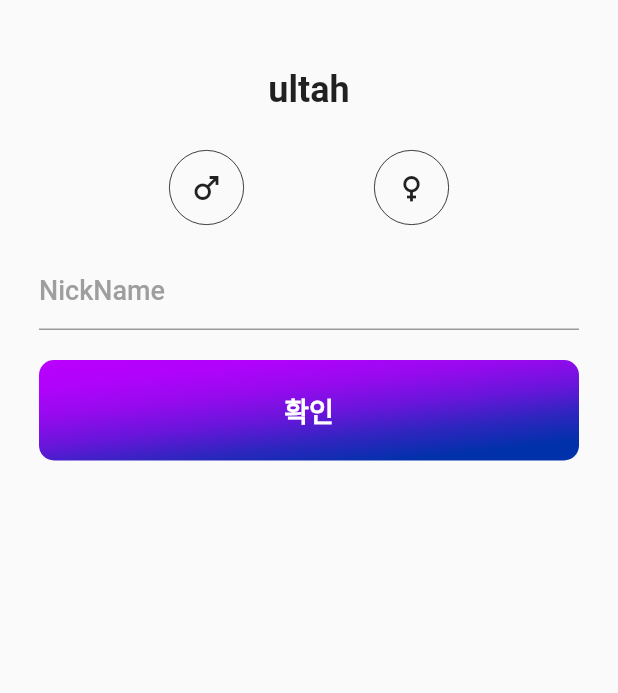
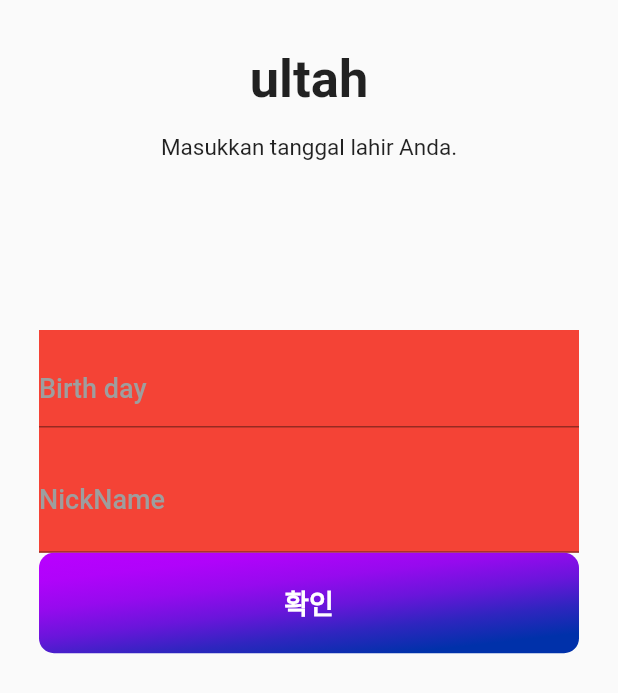
Before and after one commit to Munbear/kiffy-app-copy, a Flutter app: the SettingProfileScreen screen opened by its route, after a tap on "확인", on a phone screen of 412 x 824 dp. Shown: the top 693 px of the screen. Run offline on Flutter 3.47's test engine with Material 2 defaults, Android fonts, the phone set to English and light mode, and no system bars; our stand-ins replace easy_localization, firebase_auth, firebase_core, flutter_riverpod, go_router, google_sign_in and 1 more; accounts and stored records are empty.

Commit message:
프로필 설정 화면 작업중

```diff
--- a/lib/enums/gender_type.dart
+++ b/lib/enums/gender_type.dart
@@ -1,16 +1,14 @@
-import 'package:flutter/material.dart';
-
 enum GenderType { male, female }
 
 extension SelectedGender on GenderType {
-  Widget get gender {
+  String get gender {
     switch (this) {
       case GenderType.male:
-        return Icon(Icons.male_outlined);
+        return "laki";
       case GenderType.female:
-        return Icon(Icons.female_outlined);
+        return "cewek";
       default:
-        return Icon(Icons.person);
+        return "";
     }
   }
 }
--- a/lib/main.dart
+++ b/lib/main.dart
@@ -9,7 +9,9 @@ import 'package:easy_localization/easy_localization.dart';
 // 변경 라우팅 설정
 Future<void> main() async {
   WidgetsFlutterBinding.ensureInitialized();
+
   await initDefault();
+
   await EasyLocalization.ensureInitialized();
 
   runApp(
--- a/lib/view/screens/setting_profile_screen.dart
+++ b/lib/view/screens/setting_profile_screen.dart
@@ -19,29 +19,44 @@ class SettingProfileScreen extends ConsumerStatefulWidget {
 
 class _SettingProfileScreenState extends ConsumerState<SettingProfileScreen> {
   int currentNumber = 0;
-  bool isOpacityIntroduce = false;
-  bool isOpacityPhoto = false;
-  bool isOpacityBirth = false;
-  bool isOpacityName = false;
+  bool isShowedNickname = false;
+  bool isShowedBirth = false;
+  bool isShowedGender = false;
+  bool isShowedIntroduce = false;
+  bool isShowedPhoto = false;
 
   // 이름을
-  String guideText = "nama";
+  String title = "nama";
+  String guideText = "Dengan nama yang diatur di profil KIFFY, Tidak dapat diubah setelah ini.";
 
-  void upDateGuodeText() {
+  void upDateGuideText() {
     setState(() {
+      //이름
+      if (currentNumber == 0) title;
+
       // 생년월일
-      if (currentNumber == 1) guideText = "ultah";
+      if (currentNumber == 1) title = "ultah";
+      if (currentNumber == 1) guideText = "Masukkan tanggal lahir Anda.";
+
       // 성별
-      if (currentNumber == 2) guideText = "jenis kelamin";
-      // if (currentNumber == 3) guideText = "사진을 등록해 주세요";
-      // if (currentNumber == 4) guideText = "자기소개를 작성해 주세요";
+      if (currentNumber == 2) title = "jenis kelamin";
+      if (currentNumber == 2) guideText = "Silakan pilih jenis kelamin.";
+
+      // 사진
+      // if (currentNumber == 3) title = "사진을 등록해 주세요";
+      // 자기소개
+      // if (currentNumber == 4) title = "자기소개를 작성해 주세요";
     });
   }
 
   void showNextStep() {
     setState(() {
-      if (currentNumber == 1) isOpacityName = !isOpacityName;
-      if (currentNumber == 2) isOpacityBirth = !isOpacityBirth;
+      // 닉네임
+      if (currentNumber == 0) isShowedNickname = !isShowedNickname;
+      // 생년월일
+      if (currentNumber == 1) isShowedBirth = !isShowedBirth;
+      // 성별
+      if (currentNumber == 2) isShowedGender = !isShowedGender;
       // if (currentNumber == 3) isOpacityPhoto = !isOpacityPhoto;
       // if (currentNumber == 4) isOpacityIntroduce = !isOpacityIntroduce;
     });
@@ -55,19 +70,32 @@ class _SettingProfileScreenState extends ConsumerState<SettingProfileScreen> {
           padding: const EdgeInsets.symmetric(horizontal: 26, vertical: 20),
           child: Column(
             children: [
-              Container(
-                // color: Colors.red,
-                height: 80,
-                child: Center(
-                  child: Text(
-                    guideText,
-                    style: const TextStyle(fontSize: 24, fontWeight: FontWeight.bold),
-                  ),
+              SizedBox(
+                height: 100,
+                child: Column(
+                  mainAxisAlignment: MainAxisAlignment.center,
+                  children: [
+                    Center(
+                      child: Text(
+                        title,
+                        style: const TextStyle(fontSize: 35, fontWeight: FontWeight.bold),
+                      ),
+                    ),
+                    const SizedBox(height: 16),
+                    Center(
+                      child: Text(
+                        guideText,
+                        textAlign: TextAlign.center,
+                      ),
+                    ),
+                  ],
                 ),
               ),
+              const SizedBox(height: 100),
               Form(
                 child: Expanded(
-                  child: SingleChildScrollView(
+                  child: Container(
+                    color: Colors.red,
                     child: Column(
                       children: [
                         // // 자기소개
@@ -77,13 +105,16 @@ class _SettingProfileScreenState extends ConsumerState<SettingProfileScreen> {
                         // SelectedPhotos(isOpacity: isOpacityPhoto),
 
                         // 성별 선택 :: 테스트
-                        const SelectedGender(),
+                        SelectedGender(isShowed: isShowedGender),
 
                         // 생년월일
-                        AddBirthTextForm(hinText: "Birth day", labelText: "Birth day", isOpacity: isOpacityBirth),
+                        AddBirthTextForm(hinText: "Birth day", labelText: "Birth day", isShowed: isShowedBirth),
 
-                        // 닉네임
-                        SettingNickName(hinText: "NickName", labelText: "NickName", isOpacity: isOpacityName),
+                        // 닉네임 기본으로 보여줌
+                        const SettingNickName(
+                          hinText: "NickName",
+                          labelText: "NickName", /*isShowed: isShowedNickname*/
+                        ),
                       ],
                     ),
                   ),
@@ -94,7 +125,7 @@ class _SettingProfileScreenState extends ConsumerState<SettingProfileScreen> {
                   setState(() {
                     currentNumber++;
                     showNextStep();
-                    upDateGuodeText();
+                    upDateGuideText();
                   });
                 },
                 child: const ConfirmButton(text: "확인"),
--- a/lib/view/widgets/setting_profile/selected_gender.dart
+++ b/lib/view/widgets/setting_profile/selected_gender.dart
@@ -4,7 +4,9 @@ import 'package:flutter_riverpod/flutter_riverpod.dart';
 import '../../../enums/gender_type.dart';
 
 class SelectedGender extends ConsumerStatefulWidget {
-  const SelectedGender({super.key});
+  final bool isShowed;
+
+  const SelectedGender({super.key, required this.isShowed});
 
   @override
   ConsumerState<ConsumerStatefulWidget> createState() => _SelectedGenderState();
@@ -13,28 +15,40 @@ class SelectedGender extends ConsumerStatefulWidget {
 class _SelectedGenderState extends ConsumerState<SelectedGender> {
   @override
   Widget build(BuildContext context) {
-    return Row(
+    return AnimatedOpacity(
+      opacity: widget.isShowed ? 1.0 : 0.0,
+      duration: const Duration(milliseconds: 300),
+      child: Offstage(
+        offstage: !widget.isShowed,
+        child: AnimatedContainer(
+          duration: const Duration(milliseconds: 200),
+          margin: const EdgeInsets.symmetric(vertical: 15),
+          height: widget.isShowed ? 50 : 0,
+          decoration: BoxDecoration(border: Border.all(color: Colors.red)),
+          child: Row(
             mainAxisAlignment: MainAxisAlignment.spaceEvenly,
             children: GenderType.values.map(
               (item) {
                 return Container(
-            width: 50,
-            height: 50,
+                  padding: const EdgeInsets.symmetric(vertical: 11),
+                  width: 140,
+                  height: 44,
                   decoration: BoxDecoration(
-              border: Border.all(color: Colors.black, width: 0.5),
-              borderRadius: const BorderRadius.all(Radius.circular(50)),
+                    borderRadius: BorderRadius.circular(7),
+                    border: Border.all(color: const Color(0xff0031AA), width: 1.5),
                   ),
                   child: Center(
-              child: IconButton(
-                onPressed: () {
-                  null;
-                },
-                icon: item.gender,
+                    child: Text(
+                      item.gender,
+                      style: const TextStyle(fontSize: 18),
                     ),
                   ),
                 );
               },
             ).toList(),
+          ),
+        ),
+      ),
     );
   }
 }
--- a/lib/view/widgets/setting_profile/setting_birth.dart
+++ b/lib/view/widgets/setting_profile/setting_birth.dart
@@ -4,13 +4,13 @@ import 'package:flutter_riverpod/flutter_riverpod.dart';
 class AddBirthTextForm extends ConsumerStatefulWidget {
   final String hinText;
   final String labelText;
-  final bool isOpacity;
+  final bool isShowed;
 
   const AddBirthTextForm({
     super.key,
     required this.hinText,
     required this.labelText,
-    required this.isOpacity,
+    required this.isShowed,
   });
 
   @override
@@ -23,14 +23,14 @@ class _AddBirthTextFormState extends ConsumerState<AddBirthTextForm> {
   @override
   Widget build(BuildContext context) {
     return AnimatedOpacity(
-      opacity: widget.isOpacity ? 1.0 : 0.0,
+      opacity: widget.isShowed ? 1.0 : 0.0,
       duration: const Duration(milliseconds: 500),
       child: Offstage(
-        offstage: !widget.isOpacity,
+        offstage: !widget.isShowed,
         child: AnimatedContainer(
           margin: const EdgeInsets.symmetric(vertical: 15),
           duration: const Duration(milliseconds: 200),
-          height: widget.isOpacity ? 50 : 0,
+          height: widget.isShowed ? 50 : 0,
           child: TextFormField(
             autofocus: false,
             textAlign: TextAlign.start,
--- a/lib/view/widgets/setting_profile/setting_nick_name.dart
+++ b/lib/view/widgets/setting_profile/setting_nick_name.dart
@@ -4,13 +4,13 @@ import 'package:flutter_riverpod/flutter_riverpod.dart';
 class SettingNickName extends ConsumerStatefulWidget {
   final String hinText;
   final String labelText;
-  final bool isOpacity;
+  // final bool isShowed;
 
   const SettingNickName({
     super.key,
     required this.hinText,
     required this.labelText,
-    required this.isOpacity,
+    // required this.isShowed,
   });
 
   @override
@@ -22,16 +22,7 @@ class _SettingNickNameState extends ConsumerState<SettingNickName> {
 
   @override
   Widget build(BuildContext context) {
-    return AnimatedOpacity(
-      opacity: widget.isOpacity ? 1.0 : 0.0,
-      duration: const Duration(milliseconds: 500),
-      child: Offstage(
-        offstage: !widget.isOpacity,
-        child: AnimatedContainer(
-          margin: const EdgeInsets.symmetric(vertical: 20),
-          duration: const Duration(milliseconds: 300),
-          height: widget.isOpacity ? 50 : 0,
-          child: TextFormField(
+    return TextFormField(
       autofocus: false,
       textAlign: TextAlign.start,
       textInputAction: TextInputAction.done,
@@ -52,9 +43,6 @@ class _SettingNickNameState extends ConsumerState<SettingNickName> {
           borderSide: BorderSide(color: Colors.transparent, width: 1),
         ),
       ),
-          ),
-        ),
-      ),
     );
   }
 }
```
Lines whose indentation alone changed are shown as unchanged.
